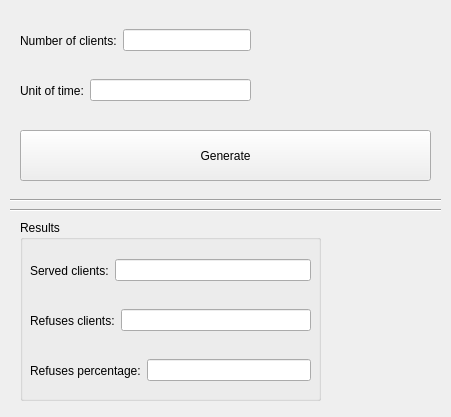
Above: lab6/widget.ui from platosha-git/Modeling-2 before the change. Below: the same form after it.
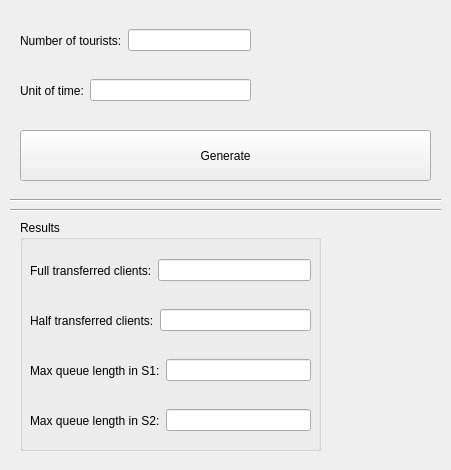
That is the form after the change.

```diff
--- a/lab6/widget.ui
+++ b/lab6/widget.ui
@@ -7,7 +7,7 @@
     <x>0</x>
     <y>0</y>
     <width>451</width>
-    <height>417</height>
+    <height>470</height>
    </rect>
   </property>
   <property name="windowTitle">
@@ -19,7 +19,7 @@
      <x>10</x>
      <y>10</y>
      <width>431</width>
-     <height>401</height>
+     <height>451</height>
     </rect>
    </property>
    <widget class="Line" name="line">
@@ -41,7 +41,7 @@
       <x>10</x>
       <y>210</y>
       <width>301</width>
-      <height>181</height>
+      <height>231</height>
      </rect>
     </property>
     <property name="title">
@@ -60,7 +60,7 @@
       <item>
        <widget class="QLabel" name="labelA_3">
         <property name="text">
-         <string>Served clients:</string>
+         <string>Full transferred clients:</string>
         </property>
        </widget>
       </item>
@@ -82,7 +82,7 @@
       <item>
        <widget class="QLabel" name="labelA_4">
         <property name="text">
-         <string>Refuses clients:</string>
+         <string>Half transferred clients:</string>
         </property>
        </widget>
       </item>
@@ -104,7 +104,7 @@
       <item>
        <widget class="QLabel" name="labelA_5">
         <property name="text">
-         <string>Refuses percentage:</string>
+         <string>Max queue length in S1:</string>
         </property>
        </widget>
       </item>
@@ -113,6 +113,28 @@
       </item>
      </layout>
     </widget>
+    <widget class="QWidget" name="horizontalLayoutWidget_7">
+     <property name="geometry">
+      <rect>
+       <x>10</x>
+       <y>180</y>
+       <width>281</width>
+       <height>41</height>
+      </rect>
+     </property>
+     <layout class="QHBoxLayout" name="horizontalLayout_7">
+      <item>
+       <widget class="QLabel" name="labelA_6">
+        <property name="text">
+         <string>Max queue length in S2:</string>
+        </property>
+       </widget>
+      </item>
+      <item>
+       <widget class="QLineEdit" name="linePerRefused_2"/>
+      </item>
+     </layout>
+    </widget>
    </widget>
    <widget class="Line" name="line_2">
     <property name="geometry">
@@ -140,7 +162,7 @@
      <item>
       <widget class="QLabel" name="labelA_7">
        <property name="text">
-        <string>Number of clients:</string>
+        <string>Number of tourists:</string>
        </property>
       </widget>
      </item>
```
Left out of the diff: 4 changed lines with no effect on the pictures.
